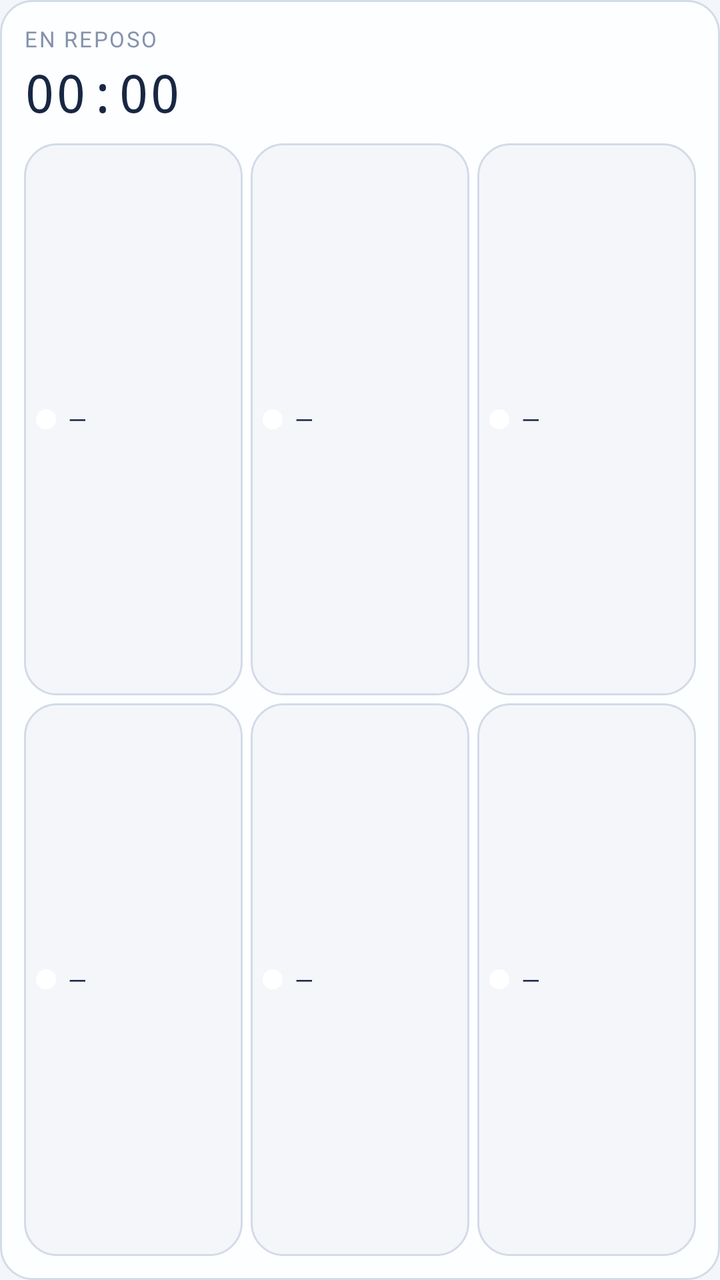
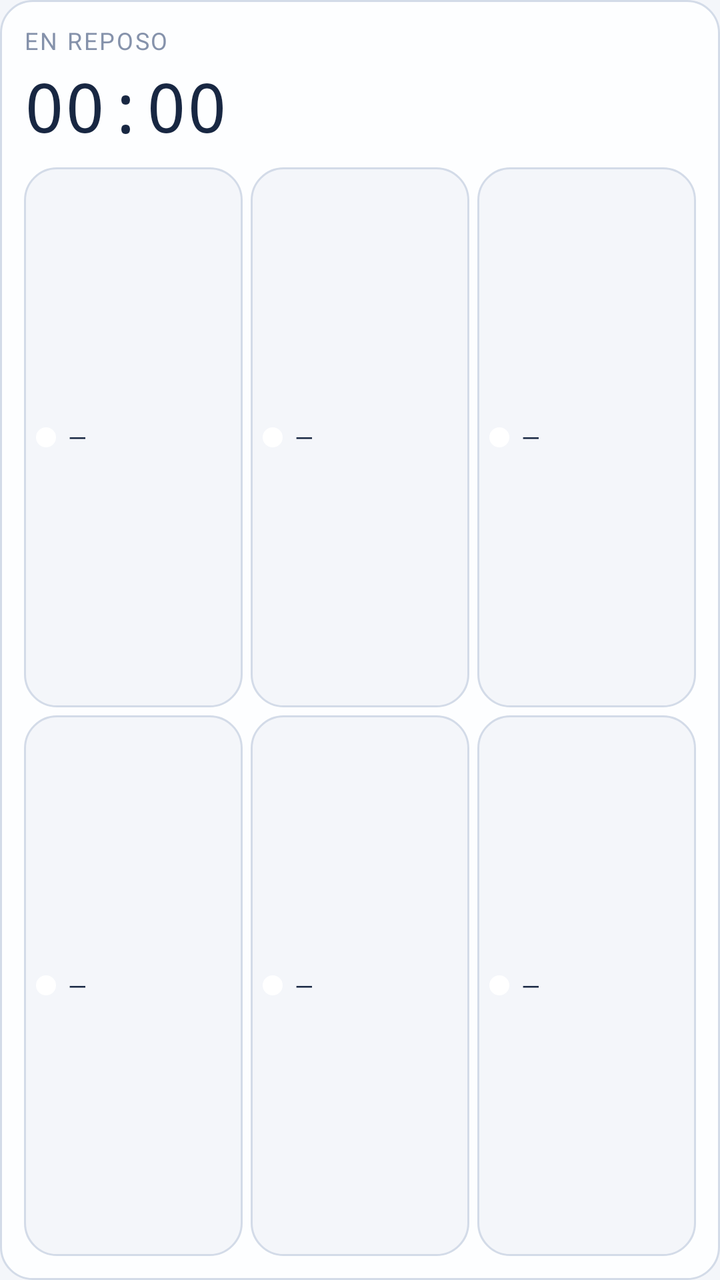

An Android layout rendered at two revisions. The XML below is the earlier revision; the diff shows what the commit changed to produce the second picture.
<!-- AndroidManifest.xml: application theme Theme.Bitacora -->
<!-- res/layout/widget.xml -->
<?xml version="1.0" encoding="utf-8"?>
<LinearLayout xmlns:android="http://schemas.android.com/apk/res/android"
    android:id="@+id/w_root"
    android:layout_width="match_parent"
    android:layout_height="match_parent"
    android:orientation="vertical"
    android:background="@drawable/widget_bg"
    android:padding="12dp">

    <TextView
        android:id="@+id/w_status"
        android:layout_width="match_parent"
        android:layout_height="wrap_content"
        android:text="En reposo"
        android:textColor="@color/muted"
        android:textSize="11sp"
        android:letterSpacing="0.08"
        android:textAllCaps="true" />

    <LinearLayout
        android:layout_width="match_parent"
        android:layout_height="wrap_content"
        android:orientation="horizontal"
        android:gravity="center_vertical"
        android:layout_marginTop="2dp">

        <Chronometer
            android:id="@+id/w_chrono"
            android:layout_width="0dp"
            android:layout_height="wrap_content"
            android:layout_weight="1"
            android:text="00:00"
            android:textColor="@color/ink"
            android:textSize="26sp"
            android:fontFamily="monospace" />

        <TextView
            android:id="@+id/w_pause"
            android:layout_width="wrap_content"
            android:layout_height="wrap_content"
            android:text="Pausar"
            android:textColor="@color/ink"
            android:textSize="12sp"
            android:textStyle="bold"
            android:background="@drawable/chip"
            android:paddingLeft="12dp"
            android:paddingRight="12dp"
            android:paddingTop="6dp"
            android:paddingBottom="6dp"
            android:layout_marginEnd="6dp"
            android:visibility="gone" />

        <TextView
            android:id="@+id/w_stop"
            android:layout_width="wrap_content"
            android:layout_height="wrap_content"
            android:text="Parar"
            android:textColor="@color/live"
            android:textSize="12sp"
            android:textStyle="bold"
            android:background="@drawable/chip"
            android:paddingLeft="12dp"
            android:paddingRight="12dp"
            android:paddingTop="6dp"
            android:paddingBottom="6dp"
            android:visibility="gone" />
    </LinearLayout>

    

    <LinearLayout
        android:id="@+id/w_row1"
        android:layout_width="match_parent"
        android:layout_height="0dp"
        android:layout_weight="1"
        android:orientation="horizontal"
        android:layout_marginTop="8dp">

        <LinearLayout
            android:id="@+id/w_slot0"
            android:layout_width="0dp"
            android:layout_height="match_parent"
            android:layout_weight="1"
            android:layout_marginEnd="4dp"
            android:orientation="horizontal"
            android:gravity="center_vertical"
            android:background="@drawable/chip"
            android:padding="6dp">
            <ImageView android:id="@+id/w_icon0" android:layout_width="10dp" android:layout_height="10dp"
                android:layout_marginEnd="6dp" android:src="@drawable/dot" />
            <TextView android:id="@+id/w_name0" android:layout_width="0dp" android:layout_height="wrap_content"
                android:layout_weight="1" android:textColor="@color/ink" android:textSize="12sp"
                android:maxLines="2" android:ellipsize="end" android:text="—" />
        </LinearLayout>

        <LinearLayout
            android:id="@+id/w_slot1"
            android:layout_width="0dp"
            android:layout_height="match_parent"
            android:layout_weight="1"
            android:layout_marginEnd="4dp"
            android:orientation="horizontal"
            android:gravity="center_vertical"
            android:background="@drawable/chip"
            android:padding="6dp">
            <ImageView android:id="@+id/w_icon1" android:layout_width="10dp" android:layout_height="10dp"
                android:layout_marginEnd="6dp" android:src="@drawable/dot" />
            <TextView android:id="@+id/w_name1" android:layout_width="0dp" android:layout_height="wrap_content"
                android:layout_weight="1" android:textColor="@color/ink" android:textSize="12sp"
                android:maxLines="2" android:ellipsize="end" android:text="—" />
        </LinearLayout>

        <LinearLayout
            android:id="@+id/w_slot2"
            android:layout_width="0dp"
            android:layout_height="match_parent"
            android:layout_weight="1"
            android:orientation="horizontal"
            android:gravity="center_vertical"
            android:background="@drawable/chip"
            android:padding="6dp">
            <ImageView android:id="@+id/w_icon2" android:layout_width="10dp" android:layout_height="10dp"
                android:layout_marginEnd="6dp" android:src="@drawable/dot" />
            <TextView android:id="@+id/w_name2" android:layout_width="0dp" android:layout_height="wrap_content"
                android:layout_weight="1" android:textColor="@color/ink" android:textSize="12sp"
                android:maxLines="2" android:ellipsize="end" android:text="—" />
        </LinearLayout>
    </LinearLayout>

    <LinearLayout
        android:id="@+id/w_row2"
        android:layout_width="match_parent"
        android:layout_height="0dp"
        android:layout_weight="1"
        android:orientation="horizontal"
        android:layout_marginTop="4dp">

        <LinearLayout
            android:id="@+id/w_slot3"
            android:layout_width="0dp"
            android:layout_height="match_parent"
            android:layout_weight="1"
            android:layout_marginEnd="4dp"
            android:orientation="horizontal"
            android:gravity="center_vertical"
            android:background="@drawable/chip"
            android:padding="6dp">
            <ImageView android:id="@+id/w_icon3" android:layout_width="10dp" android:layout_height="10dp"
                android:layout_marginEnd="6dp" android:src="@drawable/dot" />
            <TextView android:id="@+id/w_name3" android:layout_width="0dp" android:layout_height="wrap_content"
                android:layout_weight="1" android:textColor="@color/ink" android:textSize="12sp"
                android:maxLines="2" android:ellipsize="end" android:text="—" />
        </LinearLayout>

        <LinearLayout
            android:id="@+id/w_slot4"
            android:layout_width="0dp"
            android:layout_height="match_parent"
            android:layout_weight="1"
            android:layout_marginEnd="4dp"
            android:orientation="horizontal"
            android:gravity="center_vertical"
            android:background="@drawable/chip"
            android:padding="6dp">
            <ImageView android:id="@+id/w_icon4" android:layout_width="10dp" android:layout_height="10dp"
                android:layout_marginEnd="6dp" android:src="@drawable/dot" />
            <TextView android:id="@+id/w_name4" android:layout_width="0dp" android:layout_height="wrap_content"
                android:layout_weight="1" android:textColor="@color/ink" android:textSize="12sp"
                android:maxLines="2" android:ellipsize="end" android:text="—" />
        </LinearLayout>

        <LinearLayout
            android:id="@+id/w_slot5"
            android:layout_width="0dp"
            android:layout_height="match_parent"
            android:layout_weight="1"
            android:orientation="horizontal"
            android:gravity="center_vertical"
            android:background="@drawable/chip"
            android:padding="6dp">
            <ImageView android:id="@+id/w_icon5" android:layout_width="10dp" android:layout_height="10dp"
                android:layout_marginEnd="6dp" android:src="@drawable/dot" />
            <TextView android:id="@+id/w_name5" android:layout_width="0dp" android:layout_height="wrap_content"
                android:layout_weight="1" android:textColor="@color/ink" android:textSize="12sp"
                android:maxLines="2" android:ellipsize="end" android:text="—" />
        </LinearLayout>
    </LinearLayout>

    <LinearLayout
        android:id="@+id/w_row3"
        android:layout_width="match_parent"
        android:layout_height="0dp"
        android:layout_weight="1"
        android:orientation="horizontal"
        android:layout_marginTop="4dp"
        android:visibility="gone">

        <LinearLayout
            android:id="@+id/w_slot6"
            android:layout_width="0dp"
            android:layout_height="match_parent"
            android:layout_weight="1"
            android:layout_marginEnd="4dp"
            android:orientation="horizontal"
            android:gravity="center_vertical"
            android:background="@drawable/chip"
            android:padding="6dp">
            <ImageView android:id="@+id/w_icon6" android:layout_width="10dp" android:layout_height="10dp"
                android:layout_marginEnd="6dp" android:src="@drawable/dot" />
            <TextView android:id="@+id/w_name6" android:layout_width="0dp" android:layout_height="wrap_content"
                android:layout_weight="1" android:textColor="@color/ink" android:textSize="12sp"
                android:maxLines="2" android:ellipsize="end" android:text="—" />
        </LinearLayout>

        <LinearLayout
            android:id="@+id/w_slot7"
            android:layout_width="0dp"
            android:layout_height="match_parent"
            android:layout_weight="1"
            android:layout_marginEnd="4dp"
            android:orientation="horizontal"
            android:gravity="center_vertical"
            android:background="@drawable/chip"
            android:padding="6dp">
            <ImageView android:id="@+id/w_icon7" android:layout_width="10dp" android:layout_height="10dp"
                android:layout_marginEnd="6dp" android:src="@drawable/dot" />
            <TextView android:id="@+id/w_name7" android:layout_width="0dp" android:layout_height="wrap_content"
                android:layout_weight="1" android:textColor="@color/ink" android:textSize="12sp"
                android:maxLines="2" android:ellipsize="end" android:text="—" />
        </LinearLayout>

        <LinearLayout
            android:id="@+id/w_slot8"
            android:layout_width="0dp"
            android:layout_height="match_parent"
            android:layout_weight="1"
            android:orientation="horizontal"
            android:gravity="center_vertical"
            android:background="@drawable/chip"
            android:padding="6dp">
            <ImageView android:id="@+id/w_icon8" android:layout_width="10dp" android:layout_height="10dp"
                android:layout_marginEnd="6dp" android:src="@drawable/dot" />
            <TextView android:id="@+id/w_name8" android:layout_width="0dp" android:layout_height="wrap_content"
                android:layout_weight="1" android:textColor="@color/ink" android:textSize="12sp"
                android:maxLines="2" android:ellipsize="end" android:text="—" />
        </LinearLayout>
    </LinearLayout>

    <TextView
        android:id="@+id/w_more"
        android:layout_width="match_parent"
        android:layout_height="wrap_content"
        android:layout_marginTop="6dp"
        android:gravity="center"
        android:text=""
        android:textColor="@color/muted"
        android:textSize="10sp"
        android:visibility="gone" />
</LinearLayout>
<!-- resources referenced by this layout -->
<resources>
  <color name="ink">#FF182742</color>
  <color name="live">#FF1C74C9</color>
  <color name="muted">#FF8592AB</color>
  <!-- drawable chip (drawable) -->
  <?xml version="1.0" encoding="utf-8"?>
  <shape xmlns:android="http://schemas.android.com/apk/res/android"
      android:shape="rectangle">
      <solid android:color="@color/paper" />
      <corners android:radius="16dp" />
      <stroke android:width="1dp" android:color="@color/line" />
  </shape>
  <!-- drawable dot (drawable) -->
  <?xml version="1.0" encoding="utf-8"?>
  <shape xmlns:android="http://schemas.android.com/apk/res/android"
      android:shape="oval">
      <solid android:color="#FFFFFF" />
  </shape>
  <!-- drawable widget_bg (drawable) -->
  <?xml version="1.0" encoding="utf-8"?>
  <shape xmlns:android="http://schemas.android.com/apk/res/android"
      android:shape="rectangle">
      <solid android:color="@color/card" />
      <corners android:radius="16dp" />
      <stroke android:width="1dp" android:color="@color/line" />
  </shape>
  <style name="Theme.Bitacora" parent="Theme.AppCompat.Light.NoActionBar">
          <item name="android:windowBackground">@color/paper</item>
          <item name="colorPrimary">@color/indigo</item>
          <item name="colorAccent">@color/indigo</item>
      </style>
  <color name="paper">#FFF4F6FA</color>
  <color name="line">#FFD3DBE8</color>
  <color name="card">#FFFDFEFF</color>
  <color name="indigo">#FF2F4B8F</color>
</resources>

<!-- the commit's change to res/layout/widget.xml (unified diff, before → after) -->
@@ -13,7 +13,7 @@
         android:layout_height="wrap_content"
         android:text="En reposo"
         android:textColor="@color/muted"
-        android:textSize="11sp"
+        android:textSize="12sp"
         android:letterSpacing="0.08"
         android:textAllCaps="true" />
 
@@ -31,7 +31,7 @@
             android:layout_weight="1"
             android:text="00:00"
             android:textColor="@color/ink"
-            android:textSize="26sp"
+            android:textSize="34sp"
             android:fontFamily="monospace" />
 
         <TextView
@@ -40,13 +40,13 @@
             android:layout_height="wrap_content"
             android:text="Pausar"
             android:textColor="@color/ink"
-            android:textSize="12sp"
+            android:textSize="14sp"
             android:textStyle="bold"
             android:background="@drawable/chip"
-            android:paddingLeft="12dp"
-            android:paddingRight="12dp"
-            android:paddingTop="6dp"
-            android:paddingBottom="6dp"
+            android:paddingLeft="14dp"
+            android:paddingRight="14dp"
+            android:paddingTop="9dp"
+            android:paddingBottom="9dp"
             android:layout_marginEnd="6dp"
             android:visibility="gone" />
 
@@ -56,13 +56,13 @@
             android:layout_height="wrap_content"
             android:text="Parar"
             android:textColor="@color/live"
-            android:textSize="12sp"
+            android:textSize="14sp"
             android:textStyle="bold"
             android:background="@drawable/chip"
-            android:paddingLeft="12dp"
-            android:paddingRight="12dp"
-            android:paddingTop="6dp"
-            android:paddingBottom="6dp"
+            android:paddingLeft="14dp"
+            android:paddingRight="14dp"
+            android:paddingTop="9dp"
+            android:paddingBottom="9dp"
             android:visibility="gone" />
     </LinearLayout>
 
